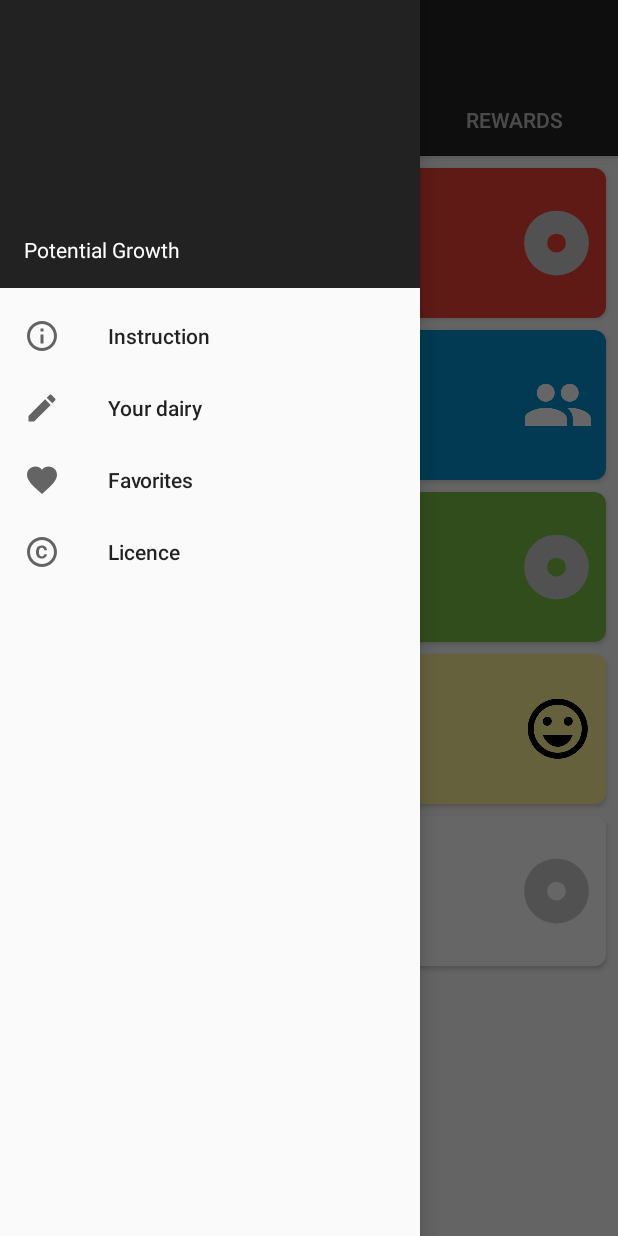
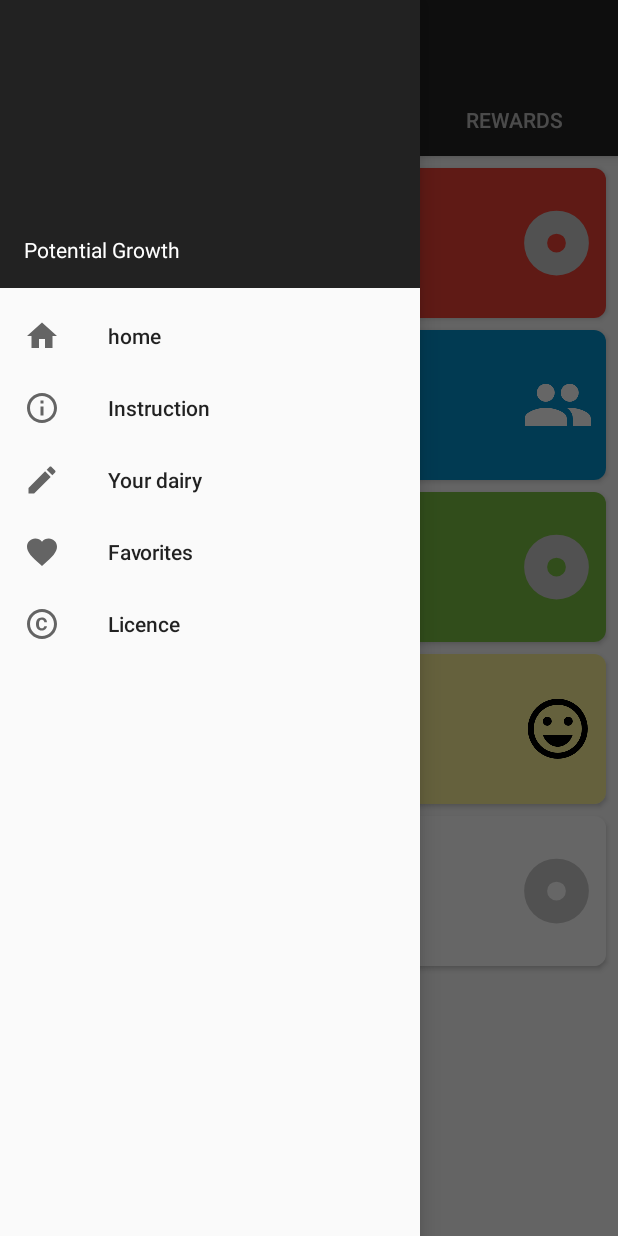
Before and after one commit to alexandre7777/develop-our-potential, an Android app: the screen it shows after launch (HomeActivity), with the side drawer open, on a phone screen of 412 x 824 dp. Run offline under Robolectric (Android 15) with nearby library versions, the phone set to English and light mode, and no system bars; our stand-ins replace Room's generated code; libraries missing offline, so code that uses them is left out: android.arch.persistence, com.facebook.stetho; 1 statement that could not run was skipped.

Commit message:
add home in drawer

```diff
--- /dev/null
+++ b/app/src/main/res/drawable/ic_home.xml
@@ -0,0 +1,9 @@
+<vector xmlns:android="http://schemas.android.com/apk/res/android"
+        android:width="24dp"
+        android:height="24dp"
+        android:viewportWidth="24.0"
+        android:viewportHeight="24.0">
+    <path
+        android:fillColor="#FF000000"
+        android:pathData="M10,20v-6h4v6h5v-8h3L12,3 2,12h3v8z"/>
+</vector>
--- a/app/src/main/res/menu/drawer_view.xml
+++ b/app/src/main/res/menu/drawer_view.xml
@@ -1,6 +1,10 @@
 <?xml version="1.0" encoding="utf-8"?>
 <menu xmlns:android="http://schemas.android.com/apk/res/android">
     <group android:checkableBehavior="single">
+        <item
+            android:id="@+id/nav_home"
+            android:icon="@drawable/ic_home"
+            android:title="@string/home" />
         <item
             android:id="@+id/nav_instruction"
             android:icon="@drawable/ic_info"
--- a/app/src/main/res/values/strings.xml
+++ b/app/src/main/res/values/strings.xml
@@ -22,4 +22,5 @@
     <string name="licence">Licence</string>
     <string name="your_dairy">Your dairy</string>
     <string name="favorites">Favorites</string>
+    <string name="home">home</string>
 </resources>
```
